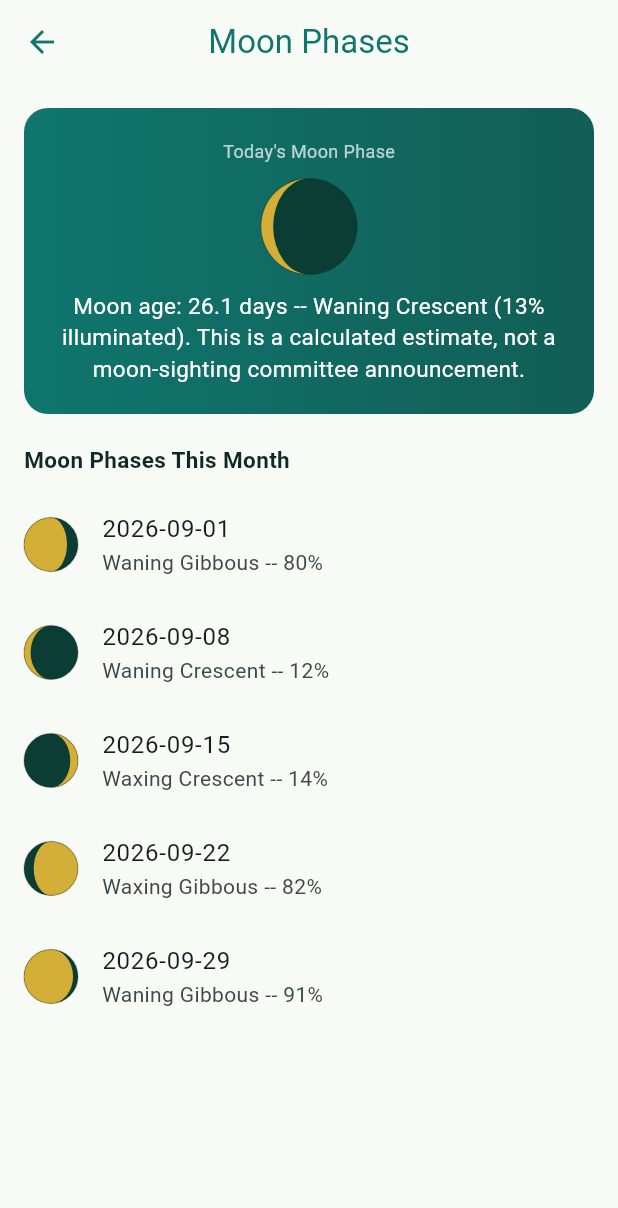
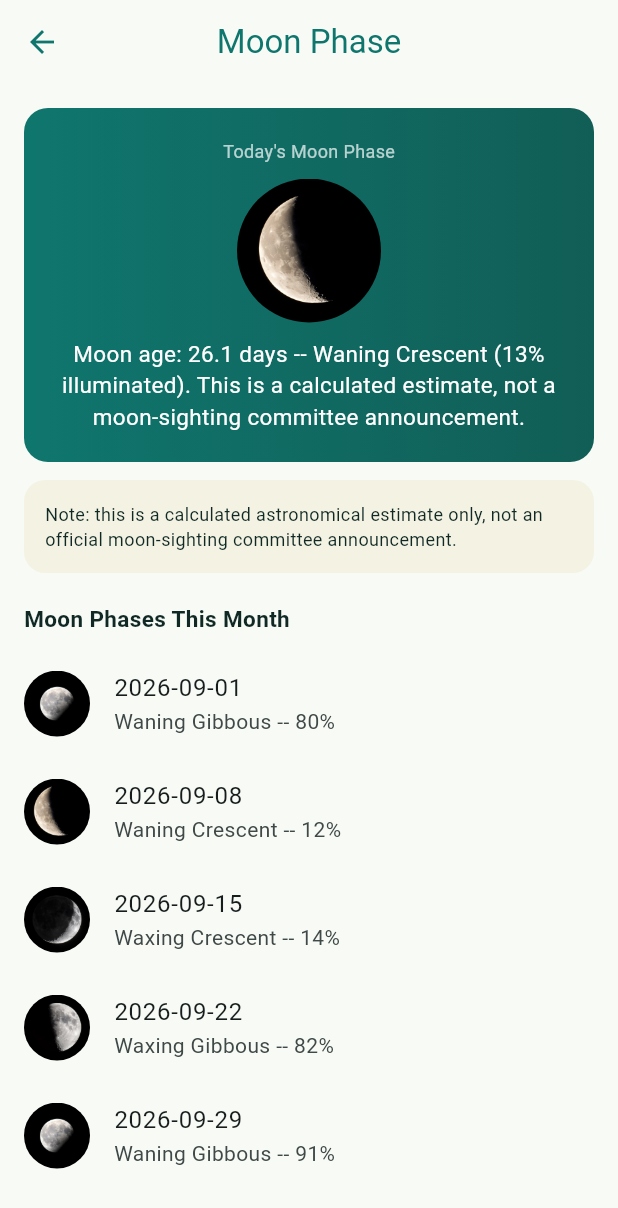
Before and after one commit to 9369702788/wirdi_v16.1.24, a Flutter app: the MoonScreen screen opened directly, on a phone screen of 412 x 824 dp. Shown: the top 1208 px of the screen. Run offline on Flutter 3.47's test engine with Material 3 defaults, Android fonts, the phone set to English and light mode, and no system bars; our stand-ins replace audio_service, audioplayers, camera, cloud_firestore, file_picker, firebase_auth and 11 more; missing offline and left inert: home_widget; accounts and stored records are empty; network calls fail; Roboto replaces fonts that are missing (Cairo).

Commit message:
Add files via upload

```diff
--- a/VERSION_MANIFEST.txt
+++ b/VERSION_MANIFEST.txt
@@ -1,29 +1,20 @@
-WIRDI v243 -- adds a 5th (bonus, best-effort) radio source
+WIRDI -- cumulative diff: everything that changed since Wirdi_v243.zip
 ================================================================================
+Apply this on top of your current v243 build (v244 through v248 merged and
+de-duplicated into one clean package):
 
-Builds on top of v242 -- apply AFTER v242, do not skip it.
+lib/features/mushaf/mushaf_view_screen.dart        (v244) continuous-scroll stability fix: pinch-zoom removed from that mode only, kept in single-page mode
+lib/features/home/home_dashboard_screen.dart       (v245+v248 MERGED) hadith text no longer truncated + tap goes to the correct hadith + moon phase image/name added to next-prayer card
+lib/features/hadith/hadith_collection_screen.dart  (v245) fixed lazy-list scroll-to-target bug
+lib/core/services/mathhab_service.dart             (v246) default Mathhab Hanafi -> Shafi'i (fixes Asr ~1hr late)
+lib/features/settings/settings_screen.dart         (v246) matching Mathhab default + carries forward 2 earlier fixes (permission race condition, floating SnackBar)
+lib/core/services/moon_calculator.dart             (v247) added phaseImageAsset()
+lib/features/moon/moon_screen.dart                 (v247) uses real moon images now
+pubspec.yaml                                       (v247) registers assets/images/moon_phases/
+assets/images/moon_phases/*.webp (8 files)         (v247) the actual moon phase images
+lib/features/prayer/prayer_times_screen.dart       (v248) moon phase image/name added to next-prayer card
 
-Files in this package:
-1) lib/core/models/radio_station.dart
-   - New factory: RadioStation.fromQuranStationsJsFields()
-
-2) lib/core/services/radio_service.dart
-   - New _fetchQuranStationsJs(): fetches + regex-parses a public GitHub
-     Gist ("QuranStations.js") as a 5th station source
-   - Wired into the EXISTING merge pipeline in _doRefresh() with the same
-     try/catch safety net as the other 4 sources -- if this gist ever
-     goes offline or changes format, nothing else in the app is affected
-
-IMPORTANT HONESTY NOTE:
-- "qrRadio" (the other GitHub project you found) was investigated and is
-  NOT a separate data source -- it's a UI built on top of mp3quran.net /
-  the Uthumany API, BOTH of which Wirdi already fetches from directly.
-  Adding it would have been pure duplication, so it was intentionally
-  skipped.
-- "QuranStations.js" is hosted as one person's GitHub Gist, not a
-  maintained repository/package. It's included as a bonus 5th source
-  precisely BECAUSE the existing merge pipeline already treats every
-  source as optional/best-effort -- but it is inherently less reliable
-  long-term than the other 4 (official APIs/repos). If it stops working
-  someday, tell Sigma and it can simply be removed with a one-line edit
-  (nothing else depends on it).
+IMPORTANT: home_dashboard_screen.dart was touched in BOTH v245 and v248.
+This package contains the properly MERGED final version with both sets of
+changes -- do not use the home_dashboard_screen.dart from v245 or v248
+individually, use only the one in THIS package.
--- a/lib/core/services/moon_calculator.dart
+++ b/lib/core/services/moon_calculator.dart
@@ -18,6 +18,21 @@ class MoonCalculator {
     return (1 - math.cos(radians)) / 2;
   }
 
+  /// AI-generated, photorealistic (NASA/telescope-style) images -- not
+  /// copyrighted third-party photos -- one per canonical phase. Boundaries
+  /// deliberately mirror phaseName() exactly so the image and the text
+  /// label shown next to it always agree.
+  static String phaseImageAsset(double ageDays) {
+    if (ageDays < 1.0 || ageDays >= synodicMonthDays - 1.0) return 'assets/images/moon_phases/new_moon.webp';
+    if (ageDays < 6.4) return 'assets/images/moon_phases/waxing_crescent.webp';
+    if (ageDays < 8.4) return 'assets/images/moon_phases/first_quarter.webp';
+    if (ageDays < 13.8) return 'assets/images/moon_phases/waxing_gibbous.webp';
+    if (ageDays < 15.8) return 'assets/images/moon_phases/full_moon.webp';
+    if (ageDays < 21.2) return 'assets/images/moon_phases/waning_gibbous.webp';
+    if (ageDays < 23.2) return 'assets/images/moon_phases/last_quarter.webp';
+    return 'assets/images/moon_phases/waning_crescent.webp';
+  }
+
   static String phaseName(double ageDays, {bool arabic = false}) {
     if (ageDays < 1.0 || ageDays >= synodicMonthDays - 1.0) return arabic ? 'محاق' : 'New Moon';
     if (ageDays < 6.4) return arabic ? 'هلال متزايد' : 'Waxing Crescent';
--- a/lib/features/moon/moon_screen.dart
+++ b/lib/features/moon/moon_screen.dart
@@ -1,5 +1,6 @@
 import 'dart:math' as math;
 import 'package:flutter/material.dart';
+import '../../core/services/moon_calculator.dart';
 import '../../core/services/moon_phases_service.dart';
 import '../../core/services/moon_sighting_service.dart';
 import '../../core/theme/app_theme.dart';
@@ -40,8 +41,8 @@ class _MoonScreenState extends State<MoonScreen> {
     final isAr = Localizations.localeOf(context).languageCode == 'ar';
     final sighting = _sighting;
     return Scaffold(
-      appBar: AppBar(title: Text(isAr ? 'القمر وأطواره' : 'Moon Phases'), centerTitle: true),
-      body: SafeArea(bottom: true, top: false, child: _loading
+      appBar: AppBar(title: Text(isAr ? 'القمر وأطواره' : 'Moon Phase'), centerTitle: true),
+      body: _loading
           ? const Center(child: CircularProgressIndicator())
           : ListView(
               padding: const EdgeInsets.all(16),
@@ -55,13 +56,22 @@ class _MoonScreenState extends State<MoonScreen> {
                     const SizedBox(height: 10),
                     if (sighting != null)
                       SizedBox(
-                        width: 64,
-                        height: 64,
-                        child: MoonPhaseIcon(illumination: sighting.illumination, isWaxing: sighting.isWaxing),
+                        width: 96,
+                        height: 96,
+                        child: MoonPhaseIcon(ageDays: sighting.ageDays, illumination: sighting.illumination, isWaxing: sighting.isWaxing),
                       ),
                     const SizedBox(height: 10),
                     Text(sighting?.description ?? '', textAlign: TextAlign.center, style: const TextStyle(color: Colors.white, fontSize: 15)),
                   ]),
+                ),
+                const SizedBox(height: 12),
+                Container(
+                  padding: const EdgeInsets.all(14),
+                  decoration: BoxDecoration(color: AppColors.goldAccent.withValues(alpha: 0.1), borderRadius: BorderRadius.circular(14)),
+                  child: Text(
+                    isAr ? 'ملاحظة: ده تقدير فلكي حسابي فقط، مش إعلان رسمي من لجنة رؤية الهلال.' : 'Note: this is a calculated astronomical estimate only, not an official moon-sighting committee announcement.',
+                    style: const TextStyle(fontSize: 12),
+                  ),
                 ),
                 const SizedBox(height: 20),
                 Text(isAr ? 'أطوار القمر هذا الشهر' : 'Moon Phases This Month', style: const TextStyle(fontWeight: FontWeight.w700, fontSize: 15)),
@@ -71,31 +81,43 @@ class _MoonScreenState extends State<MoonScreen> {
                     ListTile(
                       contentPadding: EdgeInsets.zero,
                       leading: SizedBox(
-                        width: 36,
-                        height: 36,
-                        child: MoonPhaseIcon(illumination: p.illumination, isWaxing: p.isWaxing),
+                        width: 44,
+                        height: 44,
+                        child: MoonPhaseIcon(ageDays: p.ageDays, illumination: p.illumination, isWaxing: p.isWaxing),
                       ),
                       title: Text(p.date),
                       subtitle: Text('${p.phase} -- ${(p.illumination * 100).round()}%'),
                     ),
               ],
-            )),
+            ),
     );
   }
 }
 
-
+/// Shows a real, photorealistic (AI-generated, telescope/NASA-style --
+/// not a copyrighted third-party photo) image for the given moon phase,
+/// selected by [ageDays] via MoonCalculator.phaseImageAsset() (same
+/// boundaries as the text phase name, so they always agree). Falls back
+/// to the previous procedurally-drawn icon if the image asset is ever
+/// missing or fails to decode, so this can never render blank.
 class MoonPhaseIcon extends StatelessWidget {
+  final double ageDays;
   final double illumination;
   final bool isWaxing;
-  const MoonPhaseIcon({super.key, required this.illumination, required this.isWaxing});
+  const MoonPhaseIcon({super.key, required this.ageDays, required this.illumination, required this.isWaxing});
 
   @override
   Widget build(BuildContext context) {
-    return CustomPaint(
-      painter: _MoonPhasePainter(
-        illumination: illumination.clamp(0.0, 1.0),
-        isWaxing: isWaxing,
+    return ClipOval(
+      child: Image.asset(
+        MoonCalculator.phaseImageAsset(ageDays),
+        fit: BoxFit.cover,
+        errorBuilder: (context, error, stackTrace) => CustomPaint(
+          painter: _MoonPhasePainter(
+            illumination: illumination.clamp(0.0, 1.0),
+            isWaxing: isWaxing,
+          ),
+        ),
       ),
     );
   }
--- a/lib/features/settings/settings_screen.dart
+++ b/lib/features/settings/settings_screen.dart
@@ -49,7 +49,7 @@ class _SettingsScreenState extends State<SettingsScreen> {
   DateTime? _quranCachedAt;
   DateTime? _azkarCachedAt;
   int _downloadedAudioBytes = 0;
-  String _selectedMathhab = 'Hanafi';
+  String _selectedMathhab = 'Shafi\'i'; // matches MathhabService's default; _loadMathhab() overwrites this from storage anyway
   String? _realAppVersion;
 
   @override
--- a/pubspec.yaml
+++ b/pubspec.yaml
@@ -67,3 +67,4 @@ flutter:
         - asset: assets/fonts/Quran/me_quran_volt_newmet.ttf
   assets:
     - assets/fonts/
+    - assets/images/moon_phases/
```
Also changed, not shown: lib/core/services/mathhab_service.dart (+10 -1 lines), lib/features/hadith/hadith_collection_screen.dart (+30 -9 lines), lib/features/home/home_dashboard_screen.dart (+24 -1 lines), lib/features/mushaf/mushaf_view_screen.dart (+21 -7 lines), lib/features/prayer/prayer_times_screen.dart (+22 -0 lines), assets/images/moon_phases/first_quarter.webp (added), assets/images/moon_phases/full_moon.webp (added), assets/images/moon_phases/last_quarter.webp (added), assets/images/moon_phases/new_moon.webp (added), assets/images/moon_phases/waning_crescent.webp (added), assets/images/moon_phases/waning_gibbous.webp (added), assets/images/moon_phases/waxing_crescent.webp (added), assets/images/moon_phases/waxing_gibbous.webp (added).
